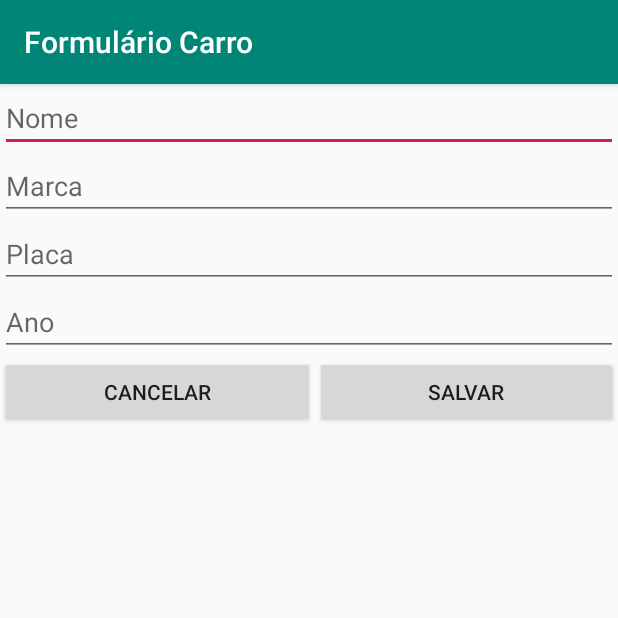
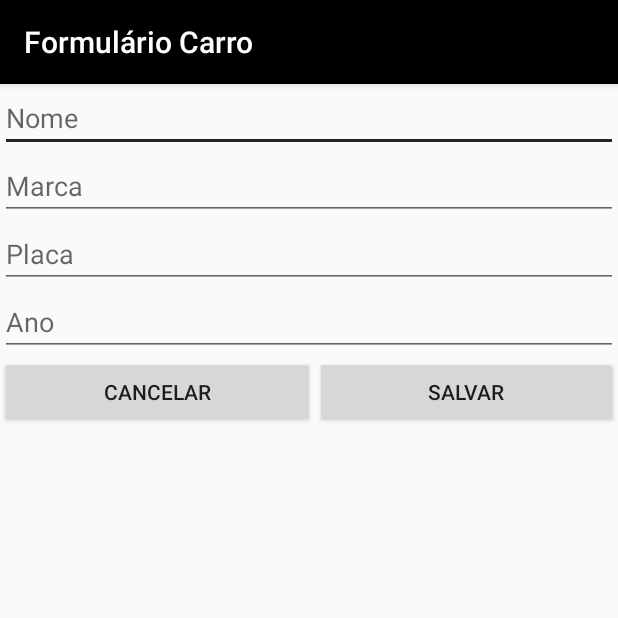
Before and after one commit to AglailsonSantiago/Desenvolvimento-Dispositivos-Moveis-2021.2, an Android app: the screen it shows after launch (ActivityADDeEDIT), after a tap on an icon or button, on a phone screen of 412 x 824 dp, the top half of it. Run offline under Robolectric (Android 15) with nearby library versions, the phone set to English and light mode, and no system bars.

Commit message:
Atividade concluída.

```diff
--- a/NavegacaoEntreTelas/app/src/main/java/com/ufc/navegacaoentretelas/MainActivity.java
+++ b/NavegacaoEntreTelas/app/src/main/java/com/ufc/navegacaoentretelas/MainActivity.java
@@ -18,6 +18,7 @@ import android.view.Menu;
 import android.view.MenuItem;
 import android.widget.AdapterView;
 import android.widget.ArrayAdapter;
+import android.widget.ExpandableListView;
 import android.widget.ListView;
 import android.widget.Toast;
 
@@ -26,8 +27,10 @@ import java.util.ArrayList;
 public class MainActivity extends AppCompatActivity {
 
     ArrayList<Carro> listaCarros;
-    ArrayAdapter adapter;
+    //ArrayAdapter adapter;
+    ExpandableListAdapter adapter;
     ListView listViewCarros;
+    ExpandableListView expandableListView;
     int selected;
 
     @Override
@@ -39,19 +42,30 @@ public class MainActivity extends AppCompatActivity {
 
         listaCarros = new ArrayList<Carro>();
 
-        adapter = new ArrayAdapter(this,android.R.layout.simple_expandable_list_item_1, listaCarros);
+        //adapter = new ArrayAdapter(this,android.R.layout.simple_expandable_list_item_1, listaCarros);
 
-        listViewCarros = findViewById(R.id.listCarros);
-        listViewCarros.setAdapter(adapter);
-        listViewCarros.setSelector(android.R.color.holo_blue_light);
+        adapter = new ExpandableListAdapter(this, listaCarros);
 
-        listViewCarros.setOnItemClickListener(new AdapterView.OnItemClickListener() {
+        expandableListView = (ExpandableListView) findViewById(R.id.listCarros);
+        expandableListView.setAdapter(adapter);
+        expandableListView.setSelector(android.R.color.holo_green_dark);
+
+//        listViewCarros.setOnItemClickListener(new AdapterView.OnItemClickListener() {
+//            @Override
+//            public void onItemClick(AdapterView<?> parent, View view, int position, long id) {
+//                Toast.makeText(MainActivity.this, "" + listaCarros.get(position).toString(), Toast.LENGTH_SHORT).show();
+//                selected = position;
+//            }
+//        });
+
+        expandableListView.setOnGroupClickListener(new ExpandableListView.OnGroupClickListener() {
             @Override
-            public void onItemClick(AdapterView<?> parent, View view, int position, long id) {
-                Toast.makeText(MainActivity.this, "" + listaCarros.get(position).toString(), Toast.LENGTH_SHORT).show();
-                selected = position;
+            public boolean onGroupClick(ExpandableListView parent, View v, int groupPosition, long id) {
+                selected = groupPosition;
+                return false;
             }
         });
+
 
         Toolbar toolbar = findViewById(R.id.toolbar);
         setSupportActionBar(toolbar);
@@ -104,7 +118,7 @@ public class MainActivity extends AppCompatActivity {
     }
 
     public void apagarItem(View view){
-        if( listaCarros.size() > 0 && selected >= 0){
+        if( listaCarros.size() > 0){
             listaCarros.remove(selected);
             adapter.notifyDataSetChanged();
         }
--- a/NavegacaoEntreTelas/app/src/main/res/layout/activity_main.xml
+++ b/NavegacaoEntreTelas/app/src/main/res/layout/activity_main.xml
@@ -15,7 +15,7 @@
             android:id="@+id/toolbar"
             android:layout_width="match_parent"
             android:layout_height="?attr/actionBarSize"
-            android:background="?attr/colorPrimary"
+            android:background="@color/colorPrimary"
             app:popupTheme="@style/AppTheme.PopupOverlay" />
 
     </com.google.android.material.appbar.AppBarLayout>
--- a/NavegacaoEntreTelas/app/src/main/res/layout/content_main.xml
+++ b/NavegacaoEntreTelas/app/src/main/res/layout/content_main.xml
@@ -8,7 +8,7 @@
     tools:context=".MainActivity"
     tools:showIn="@layout/activity_main">
 
-    <ListView
+    <ExpandableListView
         android:id="@+id/listCarros"
         android:layout_width="match_parent"
         android:layout_height="match_parent" />
--- a/NavegacaoEntreTelas/app/src/main/res/values/colors.xml
+++ b/NavegacaoEntreTelas/app/src/main/res/values/colors.xml
@@ -1,6 +1,6 @@
 <?xml version="1.0" encoding="utf-8"?>
 <resources>
-    <color name="colorPrimary">#008577</color>
-    <color name="colorPrimaryDark">#00574B</color>
-    <color name="colorAccent">#D81B60</color>
+    <color name="colorPrimary">#000000</color>
+    <color name="colorPrimaryDark">#101010</color>
+    <color name="colorAccent">#252525</color>
 </resources>
```
Also changed, not shown: NavegacaoEntreTelas/app/src/main/java/com/ufc/navegacaoentretelas/ExpandableListAdapter.java (+46 -24 lines), NavegacaoEntreTelas/app/src/main/res/layout/list_group.xml (+24 -5 lines), NavegacaoEntreTelas/app/src/main/res/layout/row_layout.xml (+10 -28 lines).
